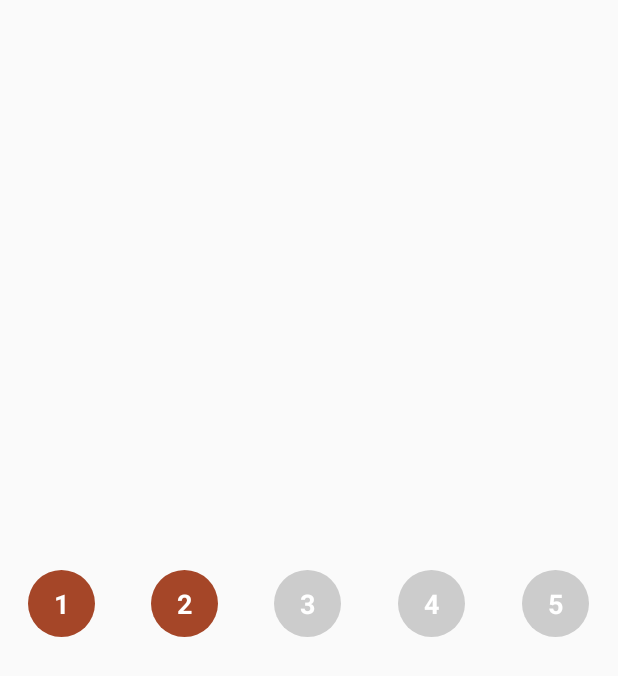
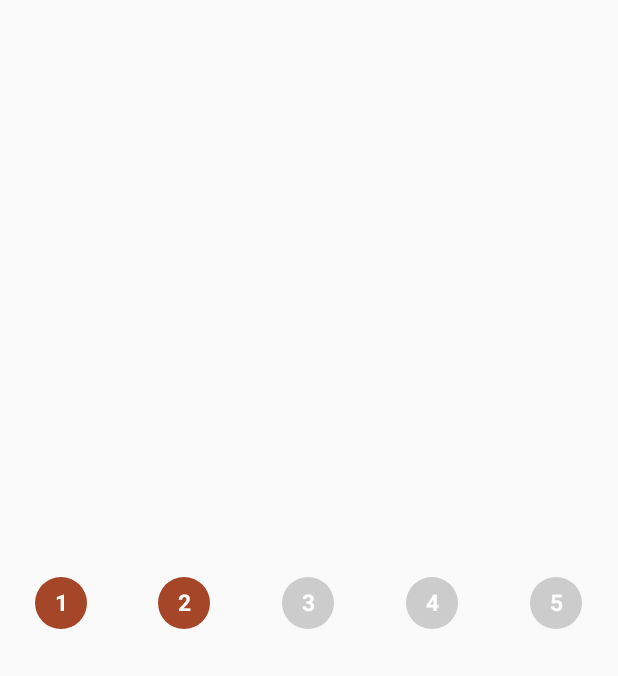
Before and after one commit to kofigyan/SoronkoStepper, an Android app: the layout activity_check_four_stepper.xml on its own in the app's theme, with its tools: preview values and no code run, on a phone screen of 412 x 824 dp. Shown: the top 676 px of the screen. Run offline under Robolectric (Android 15) with nearby library versions, the phone set to English and light mode, and no system bars.

```diff
--- a/app/src/main/res/layout/activity_check_four_stepper.xml
+++ b/app/src/main/res/layout/activity_check_four_stepper.xml
@@ -11,9 +11,6 @@
             android:id="@+id/soronko_stepper"
             app:ssv_maxStepperNumber="five"
             app:ssv_currentStepperNumber="three"
-            app:ssv_stepperSize="45dp"
-            app:ssv_stepperDescriptionSize="30dp"
-            app:ssv_stepperTextSize="18sp"
             android:layout_height="wrap_content"/>
 
 </LinearLayout>
```
Also changed, not shown: 2 other files.
